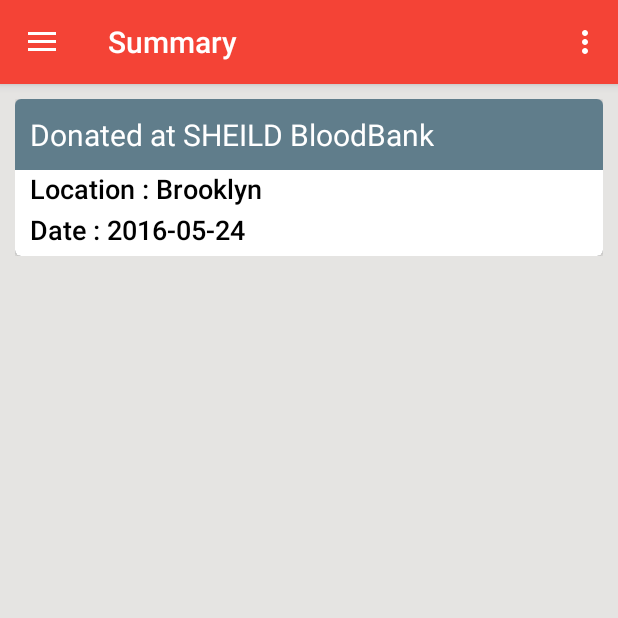
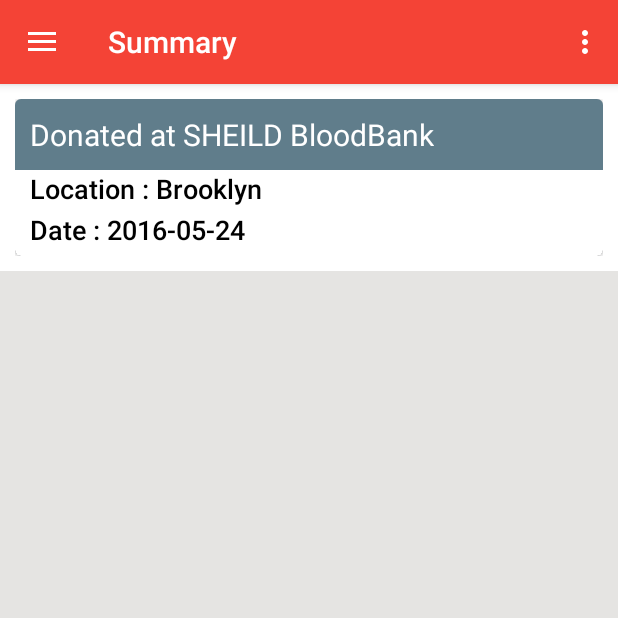
Before and after one commit to laxman-spidey/Jeevandaan, an Android app: the SummaryFragment screen opened directly, with no data from a screen before it, on a phone screen of 412 x 824 dp, the top half of it. Run offline under Robolectric (Android 15) with nearby library versions, the phone set to English and light mode, and no system bars; network calls fail.

Commit message:
Added PlanFragment and many UI modifications done. few bugs were also fixed

```diff
--- a/app/src/main/res/layout/fragment_summary.xml
+++ b/app/src/main/res/layout/fragment_summary.xml
@@ -12,7 +12,7 @@
         android:padding="10dp"
         android:paddingBottom="0dp"
         android:dividerHeight="10dp"
-        android:background="@color/titanium"
+        android:background="#ffffff"
         android:divider="@android:color/transparent"
         android:id="@+id/donationlistview">
 
```
